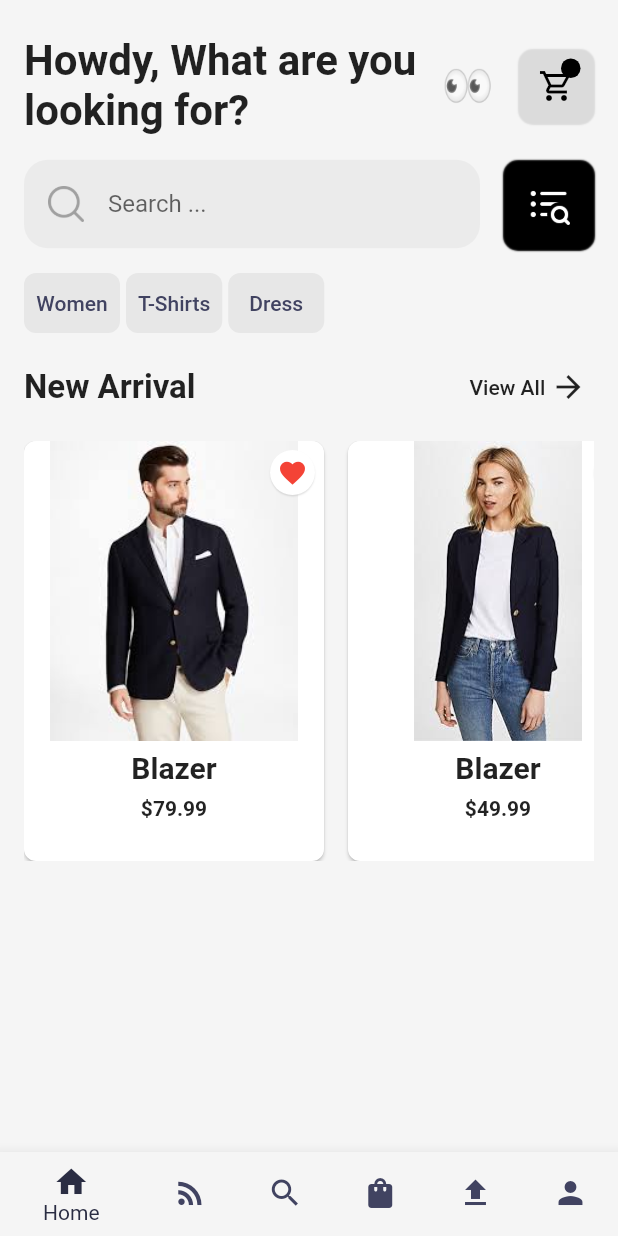
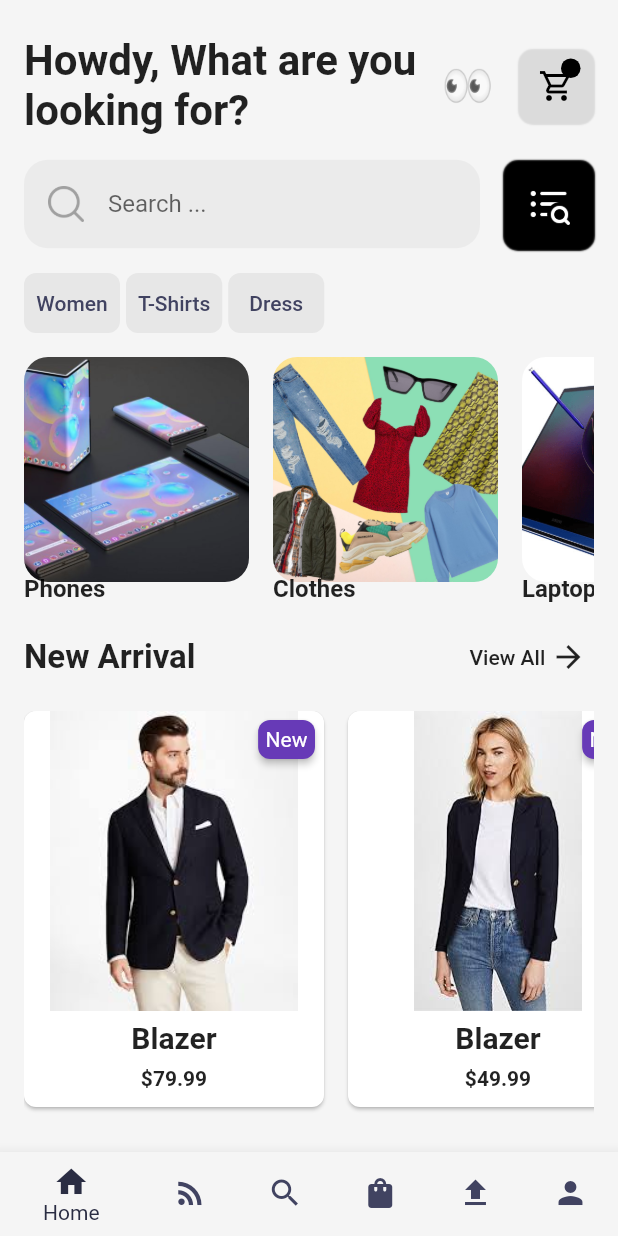
Before and after one commit to irisktaker/e-commerce-app, a Flutter app: the screen it shows after launch, on a phone screen of 412 x 824 dp. Run offline on Flutter 3.47's test engine with Material 2 defaults, Android fonts, the phone set to English and light mode, and no system bars; drawn by our look-alikes of badges; our stand-ins replace cloud_firestore, firebase_auth, firebase_core, firebase_storage, image_picker; accounts and stored records are empty.

Commit message:
e-commerce-app

```diff
--- a/lib/main.dart
+++ b/lib/main.dart
@@ -24,6 +24,7 @@ class MyApp extends StatelessWidget {
     SystemChrome.setSystemUIOverlayStyle(
       const SystemUiOverlayStyle(
         statusBarColor: Colors.transparent,
+        statusBarIconBrightness: Brightness.dark,
       ),
     );
     return MaterialApp(
--- a/lib/utils/constants/colors_constants.dart
+++ b/lib/utils/constants/colors_constants.dart
@@ -15,4 +15,5 @@ class AppColors {
   static const Color burgundy = Color(0xFF880d1e);
   static const Color indyBlue = Color(0xFF414361);
   static const Color spaceCadet = Color(0xFF2a2d43);
+  static const Color deepPurple = Colors.deepPurple;
 }
--- a/lib/views/screens/home_screen.dart
+++ b/lib/views/screens/home_screen.dart
@@ -1,4 +1,5 @@
 import 'package:ecommerce_app/views/widgets/all_products.dart';
+import 'package:ecommerce_app/views/widgets/category.dart';
 import 'package:ecommerce_app/views/widgets/category_list.dart';
 import 'package:ecommerce_app/views/widgets/custom_app_bar.dart';
 import 'package:ecommerce_app/views/widgets/search_input.dart';
@@ -13,12 +14,13 @@ class HomeScreen extends StatelessWidget {
     return GestureDetector(
       onTap: () => FocusScope.of(context).unfocus(),
       child: Scaffold(
-        body: Column(
-          crossAxisAlignment: CrossAxisAlignment.start,
+        body: ListView(
+          physics: const BouncingScrollPhysics(),
           children: [
             const CustomAppBar(),
             const SearchInput(),
             const TagsList(),
+            const Category(),
             const CategoryList(),
             AllProductWidget(),
           ],
--- /dev/null
+++ b/lib/views/widgets/category.dart
@@ -0,0 +1,23 @@
+import 'package:ecommerce_app/utils/constants/all_constants.dart';
+import 'package:ecommerce_app/views/widgets/category_item.dart';
+import 'package:flutter/material.dart';
+
+class Category extends StatelessWidget {
+  const Category({Key? key}) : super(key: key);
+
+  @override
+  Widget build(BuildContext context) {
+    SizeConfig().init(context);
+
+    return Container(
+      height: 180,
+      width: SizeConfig.screenWidth,
+      child: ListView.builder(
+        scrollDirection: Axis.horizontal,
+        physics: const BouncingScrollPhysics(),
+        itemCount: 7,
+        itemBuilder: (context, index) => CategoryItem(index: index),
+      ),
+    );
+  }
+}
--- /dev/null
+++ b/lib/views/widgets/category_item.dart
@@ -0,0 +1,77 @@
+// ignore_for_file: must_be_immutable
+
+import 'package:ecommerce_app/utils/constants/all_constants.dart';
+import 'package:flutter/material.dart';
+
+class CategoryItem extends StatelessWidget {
+  CategoryItem({Key? key, required this.index}) : super(key: key);
+  final int index;
+
+  List<Map<String, Object>> categoryList = [
+    {
+      'categoryName': 'Phones',
+      'categoryImage': 'assets/images/CatPhones.png',
+    },
+    {
+      'categoryName': 'Clothes',
+      'categoryImage': 'assets/images/CatClothes.jpg',
+    },
+    {
+      'categoryName': 'Laptops',
+      'categoryImage': 'assets/images/CatLaptops.png',
+    },
+    {
+      'categoryName': 'Beauty',
+      'categoryImage': 'assets/images/CatBeauty.jpg',
+    },
+    {
+      'categoryName': 'Furniture',
+      'categoryImage': 'assets/images/CatFurniture.jpg',
+    },
+    {
+      'categoryName': 'Shoes',
+      'categoryImage': 'assets/images/CatShoes.jpg',
+    },
+    {
+      'categoryName': 'Watches',
+      'categoryImage': 'assets/images/CatWatches.jpg',
+    },
+  ];
+
+  @override
+  Widget build(BuildContext context) {
+    return Container(
+      margin: const EdgeInsets.only(
+        top: SizeConfig.defaultPadding,
+      ),
+      child: Stack(
+        children: [
+          Container(
+            width: 150,
+            height: 150,
+            margin: const EdgeInsets.only(
+              right: SizeConfig.defaultPadding,
+            ),
+            decoration: BoxDecoration(
+              borderRadius: BorderRadius.circular(SizeConfig.defaultPadding),
+              image: DecorationImage(
+                image: AssetImage("${categoryList[index]['categoryImage']}"),
+                fit: BoxFit.cover,
+              ),
+            ),
+          ),
+          Positioned(
+            bottom: 0,
+            child: Text(
+              "${categoryList[index]['categoryName']}",
+              style: const TextStyle(
+                fontSize: 16,
+                fontWeight: FontWeight.bold,
+              ),
+            ),
+          ),
+        ],
+      ),
+    );
+  }
+}
--- a/lib/views/widgets/product.dart
+++ b/lib/views/widgets/product.dart
@@ -1,7 +1,9 @@
+import 'package:badges/badges.dart';
+import 'package:flutter/material.dart';
+
 import 'package:ecommerce_app/models/clothes.dart';
+import 'package:ecommerce_app/views/details/details_page.dart';
 import 'package:ecommerce_app/utils/constants/all_constants.dart';
-import 'package:ecommerce_app/views/details/details_page.dart';
-import 'package:flutter/material.dart';
 
 class ProductsWidget extends StatelessWidget {
   const ProductsWidget({Key? key, required this.clothes}) : super(key: key);
@@ -20,7 +22,7 @@ class ProductsWidget extends StatelessWidget {
           ),
         );
       },
-      padding: const EdgeInsets.all(0),
+      padding: const EdgeInsets.only(bottom: SizeConfig.defaultPadding),
       child: Card(
         margin: const EdgeInsets.only(right: SizeConfig.defaultPadding / 2),
         shape: RoundedRectangleBorder(
@@ -48,31 +50,13 @@ class ProductsWidget extends StatelessWidget {
                 Positioned(
                   right: 6,
                   top: 6,
-                  child: Container(
-                    width: 30,
-                    height: 30,
-                    decoration: BoxDecoration(
-                      shape: BoxShape.circle,
-                      color: Colors.white,
-                      boxShadow: [
-                        BoxShadow(
-                          color: Colors.grey.withOpacity(0.3),
-                          blurRadius: 0.1,
-                          offset: const Offset(0, 1),
-                        ),
-                      ],
-                    ),
-                    child: IconButton(
-                      onPressed: () {
-                        print("Icon Clicked");
-                      },
-                      padding: const EdgeInsets.all(0),
-                      icon: const Icon(
-                        Icons.favorite,
-                        color: Colors.red,
-                        size: 20,
-                      ),
-                    ),
+                  child: Badge(
+                    toAnimate: true,
+                    shape: BadgeShape.square,
+                    badgeColor: AppColors.deepPurple,
+                    borderRadius: BorderRadius.circular(8),
+                    badgeContent: const Text('New',
+                        style: TextStyle(color: Colors.white)),
                   ),
                 ),
               ],
```
Also changed, not shown: lib/models/products.dart (added, +18 -0 lines), lib/views/widgets/feeds_products.dart (+8 -25 lines).
